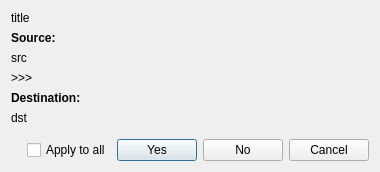
Before: the Qt Designer form src/gui/dialogs/filereplacedialog.ui in do-i/thumbgrid, drawn with Qt 5.
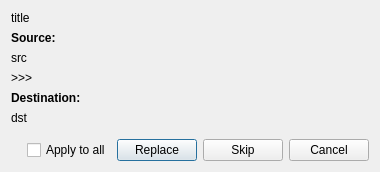
After: the same form once the commit is applied.

Commit message: Use verbs on the file replace buttons and one title per dialog, and describe the duplicate finder trash button truthfully

```diff
--- a/src/gui/dialogs/filereplacedialog.ui
+++ b/src/gui/dialogs/filereplacedialog.ui
@@ -115,14 +115,14 @@
      <item>
       <widget class="QPushButton" name="yesButton">
        <property name="text">
-        <string>Yes</string>
+        <string>Replace</string>
        </property>
       </widget>
      </item>
      <item>
       <widget class="QPushButton" name="noButton">
        <property name="text">
-        <string>No</string>
+        <string>Skip</string>
        </property>
       </widget>
      </item>
```
The commit also changes 6 other files.
